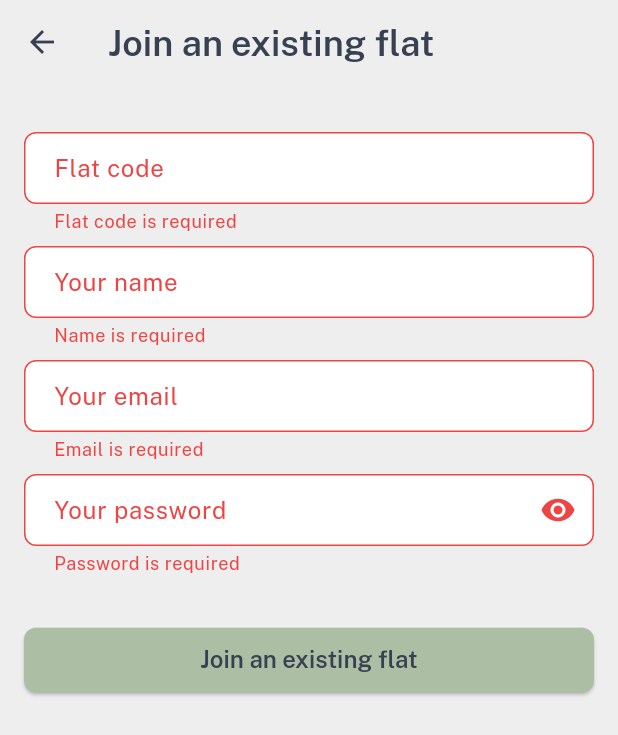
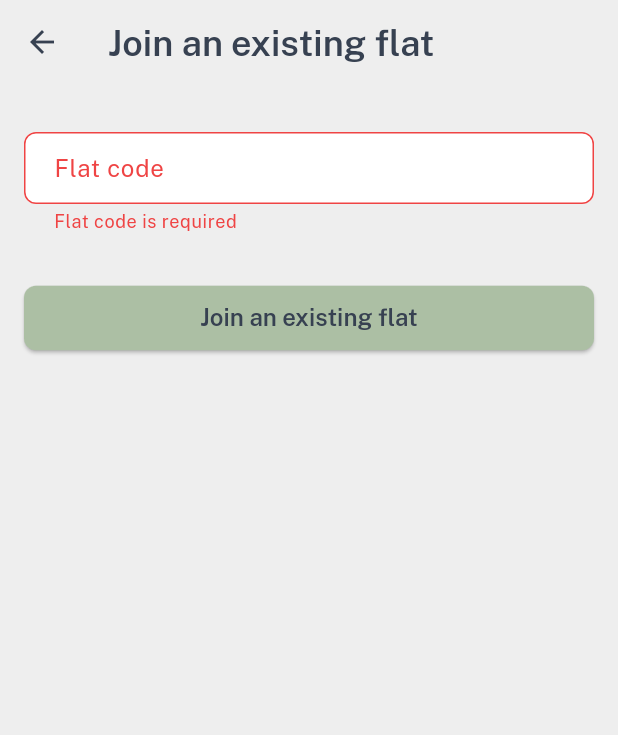
Before and after one commit to Lejinnie/flatorg, a Flutter app: the JoinFlatScreen screen opened by its route, after a tap on "Join an existing flat", on a phone screen of 412 x 824 dp. Shown: the top 735 px of the screen. Run offline on Flutter 3.47's test engine with Material 3 defaults, Android fonts, the phone set to English and light mode, and no system bars; our stand-ins replace cloud_firestore, firebase_auth, firebase_core, firebase_messaging, go_router, google_fonts and 1 more; accounts and stored records are empty.

Commit message:
refactor: move registration out of create/join flat screens
Name, email, and password are now collected once on the login/register
screen. saveDisplayName() persists the name to Firebase Auth after
account creation. Create flat and join flat read identity from the
already-signed-in user (displayName + email), so those screens only
ask for what's unique to them: flat name + tasks, and flat code.

https://claude.ai/code/session_01HRjH8pSDpeFRWMxKbT4cRg

```diff
--- a/lib/constants/strings.dart
+++ b/lib/constants/strings.dart
@@ -145,11 +145,9 @@ const String buttonJoinFlat   = 'Join an existing flat';
 // ── Flat setup ────────────────────────────────────────────────────────────────
 
 const String hintFlatCode         = 'Flat code';
+const String labelFlatCode        = 'Flat code';
 const String labelYourFlatName    = 'Your flat name';
-const String labelYourName        = 'Your name';
-const String labelYourEmail       = 'Your email';
-const String labelYourPassword    = 'Your password';
-const String labelFlatCode        = 'Flat code';
+const String hintTaskName         = 'Task name';
 const String labelWhatTasks       = 'What tasks?';
 const String buttonAddMore        = 'Add more';
 const String buttonRemoveTask     = '−';
--- a/lib/providers/auth_provider.dart
+++ b/lib/providers/auth_provider.dart
@@ -67,6 +67,12 @@ class AuthProvider extends ChangeNotifier {
     } finally {
       _setLoading(false);
     }
+  }
+
+  /// Saves [name] as the Firebase Auth display name for the current user.
+  /// Called once after registration so create/join flat screens can read it.
+  Future<void> saveDisplayName(String name) async {
+    await (_currentUser ?? _auth.currentUser)?.updateDisplayName(name);
   }
 
   /// Sends an email-verification link to the current user's address.
--- a/lib/screens/join_flat_screen.dart
+++ b/lib/screens/join_flat_screen.dart
@@ -13,9 +13,9 @@ import '../router/app_router.dart';
 
 /// Join-flat screen.
 ///
-/// The user enters a flat invite code, their name, email, and password.
-/// On submit a Firebase Auth account is created, a Person document is written
-/// to the flat's members subcollection, and the flatId is persisted.
+/// The user is already registered and verified at this point. They enter only
+/// the flat invite code; their name and email are read from the signed-in
+/// Firebase Auth user.
 class JoinFlatScreen extends StatefulWidget {
   const JoinFlatScreen({super.key});
 
@@ -24,20 +24,13 @@ class JoinFlatScreen extends StatefulWidget {
 }
 
 class _JoinFlatScreenState extends State<JoinFlatScreen> {
-  final _formKey      = GlobalKey<FormState>();
-  final _codeCtrl     = TextEditingController();
-  final _nameCtrl     = TextEditingController();
-  final _emailCtrl    = TextEditingController();
-  final _passwordCtrl = TextEditingController();
-  bool _passwordVisible = false;
+  final _formKey  = GlobalKey<FormState>();
+  final _codeCtrl = TextEditingController();
   bool _isLoading = false;
 
   @override
   void dispose() {
     _codeCtrl.dispose();
-    _nameCtrl.dispose();
-    _emailCtrl.dispose();
-    _passwordCtrl.dispose();
     super.dispose();
   }
 
@@ -58,23 +51,18 @@ class _JoinFlatScreenState extends State<JoinFlatScreen> {
         return;
       }
 
-      // 2. Create Firebase Auth account.
-      final user = await authProvider.register(
-        _emailCtrl.text,
-        _passwordCtrl.text,
-      );
+      // 2. User is already signed in — read identity from Auth.
+      final user = authProvider.currentUser;
       if (user == null) {
-        _showError(authProvider.errorMessage);
+        _showError(errorGeneric);
         return;
       }
-      final emailError = await authProvider.sendVerificationEmail();
-      if (emailError.isNotEmpty && mounted) _showError(emailError);
 
       // 3. Write Person document.
       final person = Person(
         uid: user.uid,
-        name: _nameCtrl.text.trim(),
-        email: _emailCtrl.text.trim(),
+        name: user.displayName ?? user.email ?? '',
+        email: user.email ?? '',
         role: PersonRole.member,
         onVacation: false,
         swapTokensRemaining: swapTokensPerSemester,
@@ -121,51 +109,6 @@ class _JoinFlatScreenState extends State<JoinFlatScreen> {
                 textCapitalization: TextCapitalization.characters,
                 validator: (v) =>
                     v == null || v.trim().isEmpty ? 'Flat code is required' : null,
-                textInputAction: TextInputAction.next,
-              ),
-              const SizedBox(height: AppTheme.spacingSm),
-              TextFormField(
-                controller: _nameCtrl,
-                decoration: const InputDecoration(labelText: labelYourName),
-                validator: (v) =>
-                    v == null || v.trim().isEmpty ? 'Name is required' : null,
-                textInputAction: TextInputAction.next,
-              ),
-              const SizedBox(height: AppTheme.spacingSm),
-              TextFormField(
-                controller: _emailCtrl,
-                keyboardType: TextInputType.emailAddress,
-                decoration: const InputDecoration(labelText: labelYourEmail),
-                validator: (v) {
-                  if (v == null || v.trim().isEmpty) return 'Email is required';
-                  if (!v.contains('@')) return 'Enter a valid email';
-                  return null;
-                },
-                textInputAction: TextInputAction.next,
-              ),
-              const SizedBox(height: AppTheme.spacingSm),
-              TextFormField(
-                controller: _passwordCtrl,
-                obscureText: !_passwordVisible,
-                decoration: InputDecoration(
-                  labelText: labelYourPassword,
-                  suffixIcon: IconButton(
-                    icon: Icon(
-                      _passwordVisible
-                          ? Icons.visibility_off
-                          : Icons.visibility,
-                    ),
-                    onPressed: () =>
-                        setState(() => _passwordVisible = !_passwordVisible),
-                  ),
-                ),
-                validator: (v) {
-                  if (v == null || v.isEmpty) return 'Password is required';
-                  if (v.length < 6 || !v.contains(RegExp(r'\d'))) {
-                    return errorWeakPassword;
-                  }
-                  return null;
-                },
                 textInputAction: TextInputAction.done,
                 onFieldSubmitted: (_) => _submit(),
               ),
--- a/lib/screens/login_screen.dart
+++ b/lib/screens/login_screen.dart
@@ -85,6 +85,8 @@ class _LoginScreenState extends State<LoginScreen> {
       _showError(auth.errorMessage);
       return;
     }
+    // Persist name in Firebase Auth so create/join flat screens can read it.
+    await auth.saveDisplayName(_regNameCtrl.text.trim());
     final emailError = await auth.sendVerificationEmail();
     if (emailError.isNotEmpty && mounted) _showError(emailError);
     // Router redirect will move to /verify-email.
```
Also changed, not shown: lib/screens/create_flat_screen.dart (+14 -72 lines).
